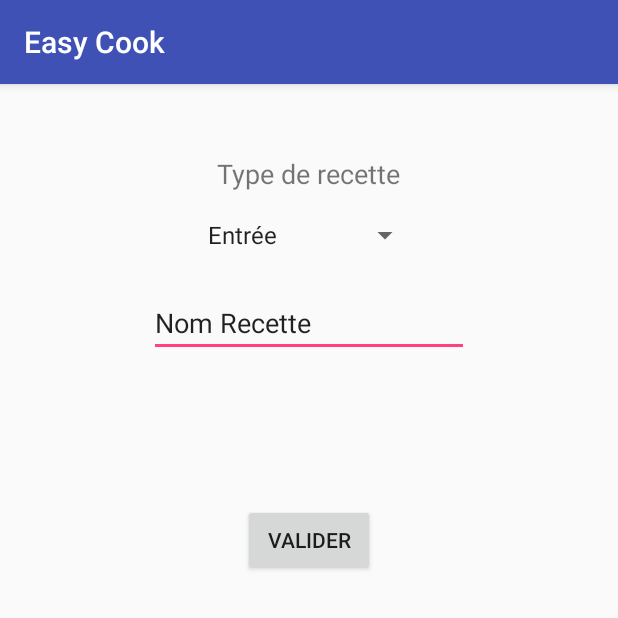
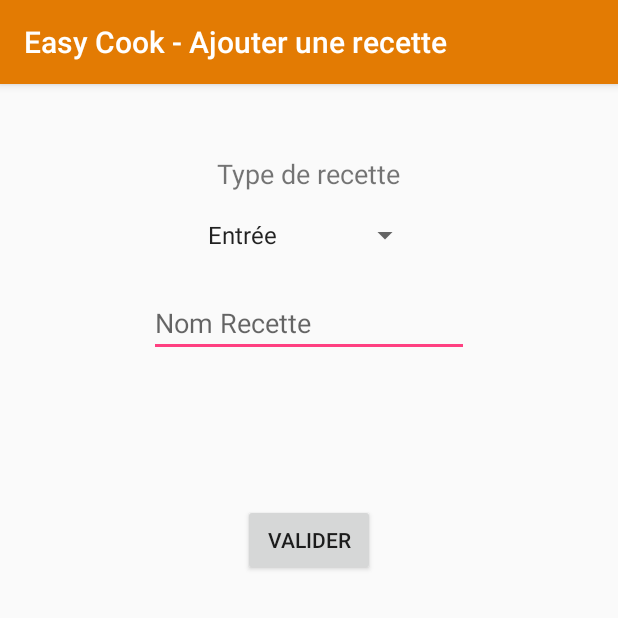
Before and after one commit to Raid333/PPE3, an Android app: the screen it shows after launch (AddActivity), after a tap on "AJOUTER UNE RECETTE", on a phone screen of 412 x 824 dp, the top half of it. Run offline under Robolectric (Android 15) with nearby library versions, the phone set to English and light mode, and no system bars.

Commit message:
Ajouts des listes (entrées, plats, desserts)
Non connecté à la bdd pour le moment

```diff
--- a/Application Android/EasyCook/app/src/main/AndroidManifest.xml
+++ b/Application Android/EasyCook/app/src/main/AndroidManifest.xml
@@ -16,7 +16,10 @@
             </intent-filter>
         </activity>
         <activity android:name=".AddActivity" />
-        <activity android:name=".RecapRecette"></activity>
+        <activity android:name=".RecapRecette" />
+        <activity android:name=".ListeEntree" />
+        <activity android:name=".ListePlat" />
+        <activity android:name=".ListeDessert"></activity>
     </application>
 
 </manifest>
--- a/Application Android/EasyCook/app/src/main/java/alexandrenormand/easycook/AddActivity.java
+++ b/Application Android/EasyCook/app/src/main/java/alexandrenormand/easycook/AddActivity.java
@@ -17,6 +17,7 @@ public class AddActivity extends AppCompatActivity {
     protected void onCreate(Bundle savedInstanceState) {
         super.onCreate(savedInstanceState);
         setContentView(R.layout.activity_add);
+        setTitle("Easy Cook - Ajouter une recette");
 
         Button btn_valide = (Button) findViewById(R.id.btn_valide);
 
--- a/Application Android/EasyCook/app/src/main/java/alexandrenormand/easycook/MainActivity.java
+++ b/Application Android/EasyCook/app/src/main/java/alexandrenormand/easycook/MainActivity.java
@@ -3,6 +3,7 @@ package alexandrenormand.easycook;
 import android.content.Intent;
 import android.support.v7.app.AppCompatActivity;
 import android.os.Bundle;
+import android.util.Log;
 import android.view.View;
 import android.widget.Button;
 
@@ -13,13 +14,42 @@ public class MainActivity extends AppCompatActivity {
         super.onCreate(savedInstanceState);
         setContentView(R.layout.activity_main);
 
+        // Définition bouton "Ajouter une recette"
         Button btn_add = (Button) findViewById(R.id.btn_add);
         btn_add.setOnClickListener(new View.OnClickListener() {
             @Override
             public void onClick(View view) {
-                Intent intent = new Intent(MainActivity.this, AddActivity.class);
-                startActivity(intent);
+                Intent AddRecette = new Intent(MainActivity.this, AddActivity.class);
+                Log.i("Easy_Cook", "Oe oe ca fonctionne");
+                startActivity(AddRecette);
             }
     });
+        // Définition bouton "Liste Entrée"
+        Button btn_entree = (Button) findViewById(R.id.btn_entree);
+        btn_entree.setOnClickListener(new View.OnClickListener() {
+            @Override
+            public void onClick(View view) {
+                Intent ListeEntree = new Intent (MainActivity.this, ListeEntree.class);
+                startActivity(ListeEntree);
+            }
+        });
+        // Définition bouton "Liste Plat"
+        Button btn_plat = (Button) findViewById(R.id.btn_plat);
+        btn_plat.setOnClickListener(new View.OnClickListener() {
+            @Override
+            public void onClick(View view) {
+                Intent ListePlat = new Intent (MainActivity.this, ListePlat.class);
+                startActivity(ListePlat);
+            }
+        });
+        // Définition bouton "Liste Dessert"
+        Button btn_dessert = (Button) findViewById(R.id.btn_dessert);
+        btn_dessert.setOnClickListener(new View.OnClickListener() {
+            @Override
+            public void onClick(View view) {
+                Intent ListeDessert = new Intent (MainActivity.this, ListeDessert.class);
+                startActivity(ListeDessert);
+            }
+        });
 
 }}
--- a/Application Android/EasyCook/app/src/main/java/alexandrenormand/easycook/RecapRecette.java
+++ b/Application Android/EasyCook/app/src/main/java/alexandrenormand/easycook/RecapRecette.java
@@ -21,9 +21,6 @@ public class RecapRecette extends AppCompatActivity {
                 Intent intent = new Intent(RecapRecette.this, MainActivity.class);
                 startActivity(intent);
             }
-            EditText editName = (EditText) findViewById(R.id.name_txt);
-            String text = editName.getText().toString();
-            intent.putExtra("message", text);
         });
     }
 }
--- a/Application Android/EasyCook/app/src/main/res/layout/activity_add.xml
+++ b/Application Android/EasyCook/app/src/main/res/layout/activity_add.xml
@@ -31,13 +31,13 @@
     <EditText
         android:layout_width="wrap_content"
         android:layout_height="wrap_content"
-        android:inputType="textPersonName"
+        android:inputType="textCapCharacters|textPersonName"
         android:ems="10"
         android:id="@+id/editName"
         android:layout_marginTop="24dp"
-        android:text="Nom Recette"
         android:layout_below="@+id/type_spin"
-        android:layout_centerHorizontal="true" />
+        android:layout_centerHorizontal="true"
+        android:hint="Nom Recette" />
 
     <Button
         android:text="Valider"
--- a/Application Android/EasyCook/app/src/main/res/layout/activity_main.xml
+++ b/Application Android/EasyCook/app/src/main/res/layout/activity_main.xml
@@ -1,5 +1,6 @@
 <?xml version="1.0" encoding="utf-8"?>
 <RelativeLayout xmlns:android="http://schemas.android.com/apk/res/android"
+    xmlns:app="http://schemas.android.com/apk/res-auto"
     xmlns:tools="http://schemas.android.com/tools"
     android:id="@+id/activity_main"
     android:layout_width="match_parent"
@@ -62,4 +63,5 @@
         android:layout_above="@+id/btn_plat"
         android:layout_alignParentStart="true"
         android:layout_marginBottom="12dp" />
+
 </RelativeLayout>
--- a/Application Android/EasyCook/app/src/main/res/values/colors.xml
+++ b/Application Android/EasyCook/app/src/main/res/values/colors.xml
@@ -1,6 +1,6 @@
 <?xml version="1.0" encoding="utf-8"?>
 <resources>
-    <color name="colorPrimary">#3F51B5</color>
-    <color name="colorPrimaryDark">#303F9F</color>
+    <color name="colorPrimary">#E37B03</color>
+    <color name="colorPrimaryDark">#E37B03</color>
     <color name="colorAccent">#FF4081</color>
 </resources>
--- a/Application Android/EasyCook/build.gradle
+++ b/Application Android/EasyCook/build.gradle
@@ -5,7 +5,7 @@ buildscript {
         jcenter()
     }
     dependencies {
-        classpath 'com.android.tools.build:gradle:2.2.0'
+        classpath 'com.android.tools.build:gradle:2.2.3'
 
         // NOTE: Do not place your application dependencies here; they belong
         // in the individual module build.gradle files
```
Also changed, not shown: Application Android/EasyCook/app/src/main/java/alexandrenormand/easycook/ListeDessert.java (added, +29 -0 lines), Application Android/EasyCook/app/src/main/java/alexandrenormand/easycook/ListeEntree.java (added, +30 -0 lines), Application Android/EasyCook/app/src/main/java/alexandrenormand/easycook/ListePlat.java (added, +29 -0 lines), Application Android/EasyCook/app/src/main/res/layout/activity_liste_dessert.xml (added, +31 -0 lines), Application Android/EasyCook/app/src/main/res/layout/activity_liste_entree.xml (added, +31 -0 lines), Application Android/EasyCook/app/src/main/res/layout/activity_liste_plat.xml (added, +32 -0 lines), Application Android/EasyCook/app/src/main/res/drawable-hdpi/ic_action_name.png (added), Application Android/EasyCook/app/src/main/res/drawable-mdpi/ic_action_name.png (added), Application Android/EasyCook/app/src/main/res/drawable-xhdpi/ic_action_name.png (added), Application Android/EasyCook/app/src/main/res/drawable-xxhdpi/ic_action_name.png (added).
